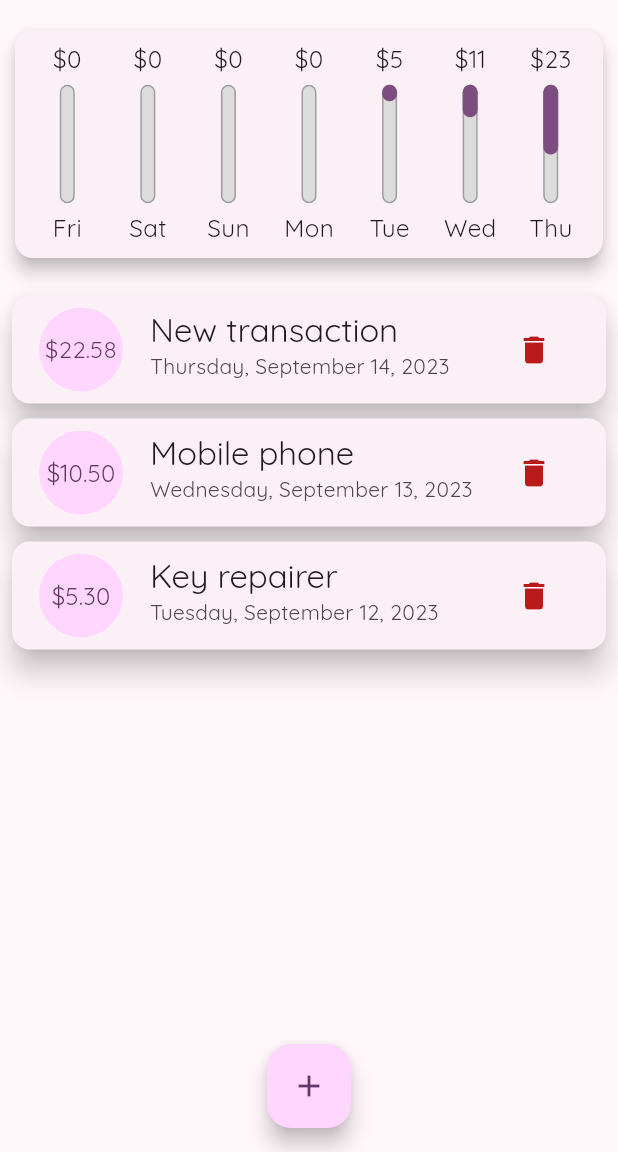
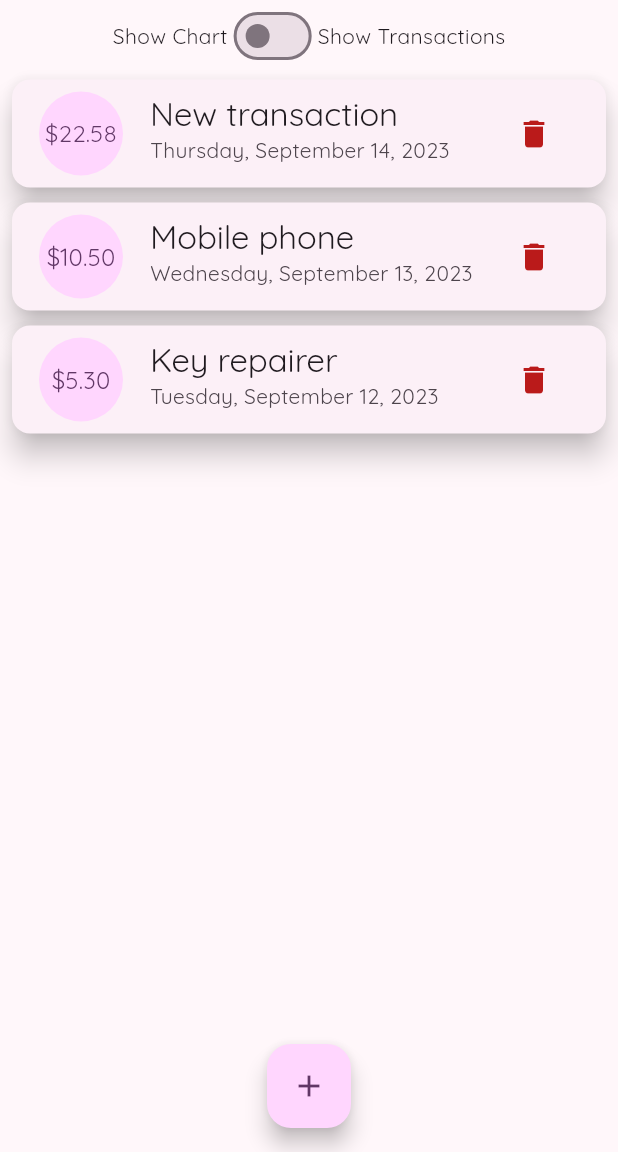
Before and after one commit to RimidalU/spending-during-the-week, a Flutter app: the screen it shows after launch, on a phone screen of 412 x 824 dp, the part 84-1236 px from its top. Run offline on Flutter 3.47's test engine with Material 2 defaults, Android fonts, the phone set to English and light mode, and no system bars.

Commit message:
feat: implement show chart/show transaction switcher

```diff
--- a/lib/main.dart
+++ b/lib/main.dart
@@ -46,6 +46,7 @@ class _MyHomePageState extends State<MyHomePage> {
   var uuid = const Uuid();
 
   final List<Transaction> _transactions = constants.transactions;
+  bool _showChart = false;
 
   List<Transaction> get _recentTransactions {
     return _transactions
@@ -107,16 +108,39 @@ class _MyHomePageState extends State<MyHomePage> {
       body: SingleChildScrollView(
         child: Column(
           children: [
-            SizedBox(
+            Row(
+              mainAxisAlignment: MainAxisAlignment.center,
+              children: [
+                const Text(
+                  'Show Chart',
+                  style: TextStyle(),
+                ),
+                Switch(
+                    value: _showChart,
+                    onChanged: (val) {
+                      setState(() {
+                        _showChart = val;
+                      });
+                    }),
+                const Text(
+                  'Show Transactions',
+                  style: TextStyle(),
+                )
+              ],
+            ),
+            _showChart
+                ? SizedBox(
                     height: (MediaQuery.of(context).size.height -
                             appBar.preferredSize.height -
-                      MediaQuery.of(context).padding.top) * // status bar height
+                            MediaQuery.of(context)
+                                .padding
+                                .top) * // status bar height
                         0.25,
                     child: TransactionsChart(
                       recentTransactions: _transactions,
                     ),
-            ),
-            SizedBox(
+                  )
+                : SizedBox(
                     height: (MediaQuery.of(context).size.height -
                             appBar.preferredSize.height -
                             MediaQuery.of(context).padding.top) *
```
Lines whose indentation alone changed are shown as unchanged.
